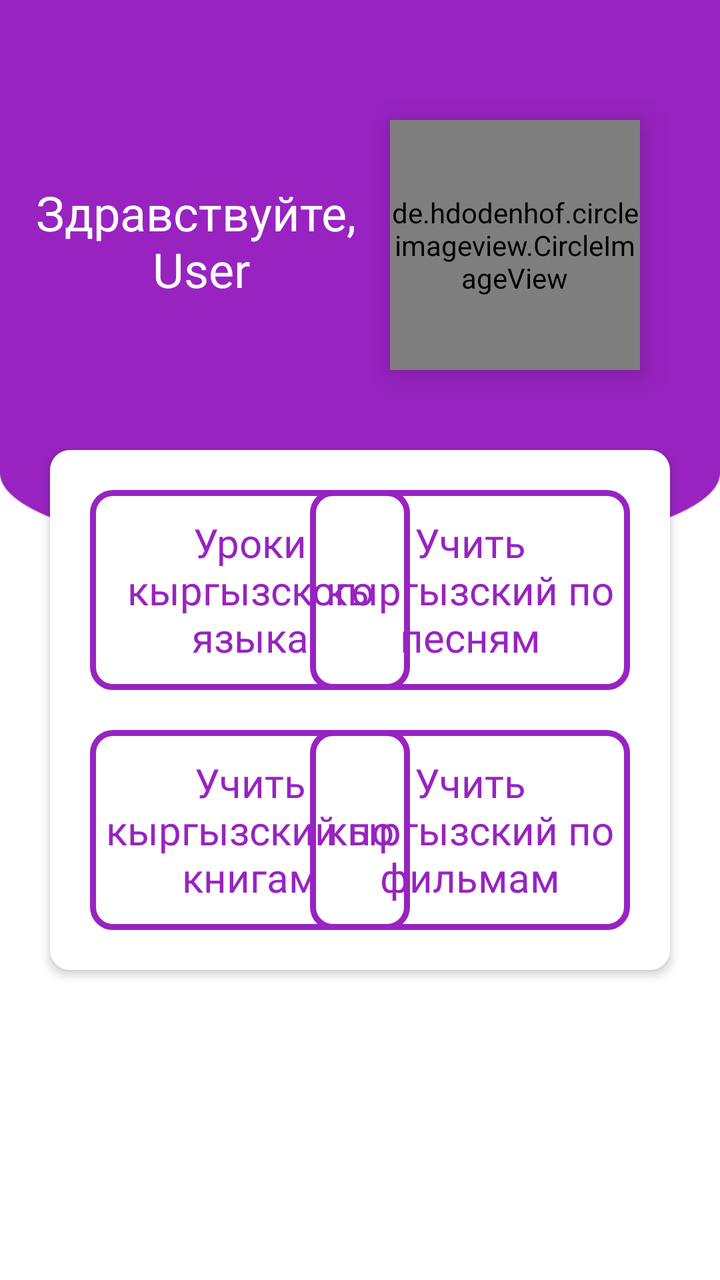
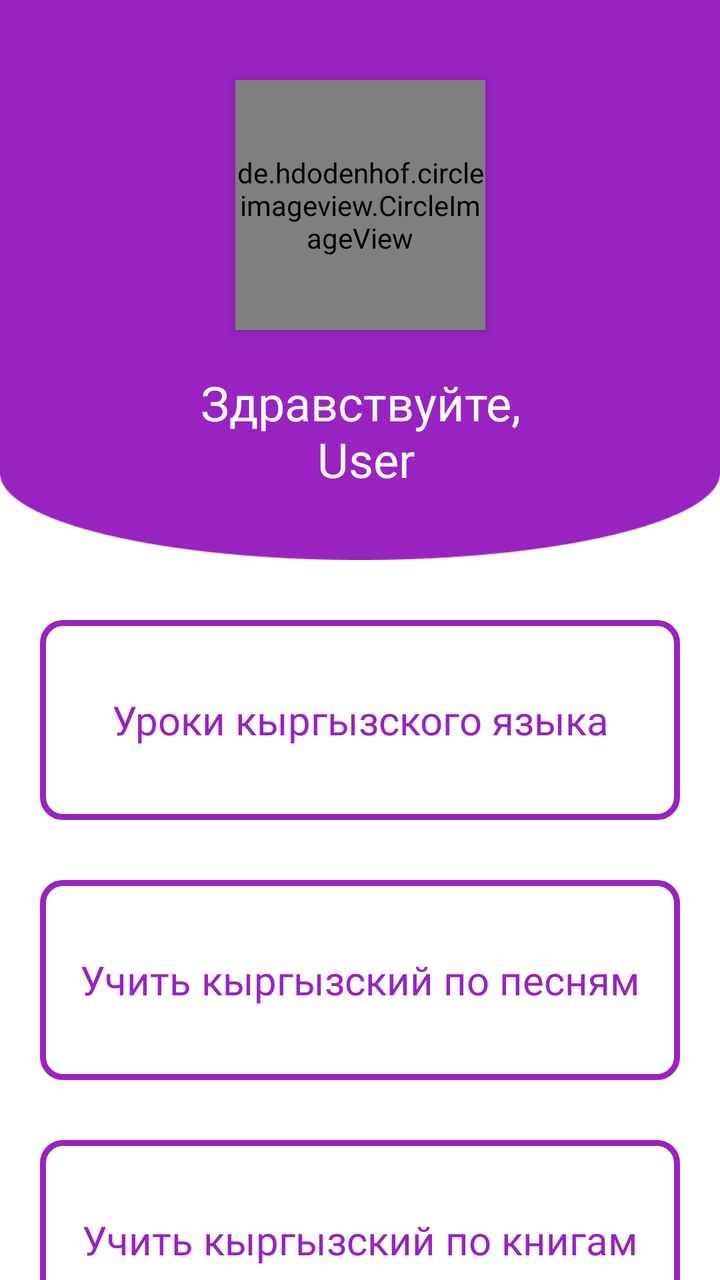

Before-and-after screenshots of an Android layout around one commit, followed by the original layout XML and the change that was made.
<!-- AndroidManifest.xml: application theme Theme.SpeechToTextApp -->
<!-- res/layout/fragment_home.xml -->
<?xml version="1.0" encoding="utf-8"?>
<androidx.constraintlayout.widget.ConstraintLayout
    xmlns:android="http://schemas.android.com/apk/res/android"
    xmlns:app="http://schemas.android.com/apk/res-auto"
    xmlns:tools="http://schemas.android.com/tools"
    android:layout_width="match_parent"
    android:layout_height="match_parent"
    tools:context=".ui.login.LoginFragment"
    android:background="@color/white">

    <View
        android:id="@+id/view"
        android:layout_width="match_parent"
        android:layout_height="280dp"
        android:background="@drawable/bubble"/>

    <de.hdodenhof.circleimageview.CircleImageView
        android:id="@+id/circleImageView"
        android:layout_width="125dp"
        android:layout_height="125dp"
        android:layout_marginTop="60dp"
        android:layout_marginEnd="40dp"
        android:elevation="10dp"
        android:src="@drawable/user"
        app:layout_constraintEnd_toEndOf="parent"
        app:layout_constraintTop_toTopOf="parent" />

    <TextView
        android:id="@+id/txt_username"
        android:layout_width="wrap_content"
        android:layout_height="wrap_content"
        android:layout_marginTop="90dp"
        android:fontFamily="@font/montserratsemibold"
        android:text="Здравствуйте,\n User"
        android:textAlignment="center"
        android:textColor="@color/white"
        android:textSize="24sp"
        app:layout_constraintEnd_toStartOf="@+id/circleImageView"
        app:layout_constraintStart_toStartOf="parent"
        app:layout_constraintTop_toTopOf="parent" />

    <androidx.constraintlayout.widget.ConstraintLayout
        android:id="@+id/view2"
        android:layout_width="match_parent"
        android:layout_height="260dp"
        android:layout_marginHorizontal="25dp"
        android:layout_marginTop="40dp"
        android:background="@drawable/background_card"
        android:elevation="3dp"
        app:layout_constraintTop_toBottomOf="@+id/circleImageView"
        android:padding="20dp"
        tools:layout_editor_absoluteX="0dp">

        <TextView
            android:clickable="true"
            android:id="@+id/txt_kyrgyz"
            android:layout_width="160dp"
            android:layout_height="100dp"
            android:background="@drawable/background_card_item"
            android:elevation="20dp"
            android:text="Уроки кыргызского языка"
            android:textSize="20dp"
            android:textAlignment="center"
            android:paddingHorizontal="5dp"
            android:fontFamily="@font/montserratsemibold"
            android:textColor="@color/purple"
            app:layout_constraintStart_toStartOf="@+id/view2"
            app:layout_constraintTop_toTopOf="@+id/view2"
            android:gravity="center"/>

        <TextView
            android:id="@+id/txt_book"
            android:layout_width="160dp"
            android:layout_height="100dp"
            android:background="@drawable/background_card_item"
            android:clickable="true"
            android:elevation="20dp"
            android:fontFamily="@font/montserratsemibold"
            android:gravity="center"
            android:paddingHorizontal="5dp"
            android:text="Учить кыргызский по книгам"
            android:textColor="@color/purple"
            android:textSize="20dp"
            app:layout_constraintBottom_toBottomOf="parent"
            app:layout_constraintStart_toStartOf="parent" />

        <TextView
            android:id="@+id/txt_movie"
            android:layout_width="160dp"
            android:layout_height="100dp"
            android:background="@drawable/background_card_item"
            android:clickable="true"
            android:elevation="20dp"
            android:fontFamily="@font/montserratsemibold"
            android:gravity="center"
            android:paddingHorizontal="5dp"
            android:text="Учить кыргызский по фильмам"
            android:textColor="@color/purple"
            android:textSize="20dp"
            app:layout_constraintBottom_toBottomOf="parent"
            app:layout_constraintEnd_toEndOf="parent" />

        <TextView
            android:id="@+id/txt_song"
            android:layout_width="160dp"
            android:layout_height="100dp"
            android:background="@drawable/background_card_item"
            android:clickable="true"
            android:elevation="20dp"
            android:fontFamily="@font/montserratsemibold"
            android:gravity="center"
            android:paddingHorizontal="5dp"
            android:text="Учить кыргызский по песням"
            android:textColor="@color/purple"
            android:textSize="20dp"
            app:layout_constraintEnd_toEndOf="parent"
            app:layout_constraintTop_toTopOf="parent" />

    </androidx.constraintlayout.widget.ConstraintLayout>

</androidx.constraintlayout.widget.ConstraintLayout>
<!-- resources referenced by this layout -->
<resources>
  <color name="purple">#FF9823C1</color>
  <color name="white">#FFFFFFFF</color>
  <!-- drawable background_card (drawable) -->
  <?xml version="1.0" encoding="utf-8"?>
  <shape xmlns:android="http://schemas.android.com/apk/res/android">
      <solid android:color="#FFFFFFFF"/>
      <corners android:radius="10dp"/>
      
  
  </shape>
  <!-- drawable background_card_item (drawable) -->
  <?xml version="1.0" encoding="utf-8"?>
  <shape xmlns:android="http://schemas.android.com/apk/res/android">
      <stroke android:width="3dp" android:color="@color/purple"/>
      <corners android:radius="10dp"/>
  </shape>
  <!-- drawable bubble: png bitmap (drawable, 5031 bytes) -->
  <!-- drawable user: jpg bitmap (drawable, 37526 bytes) -->
  <style name="Theme.SpeechToTextApp" parent="Base.Theme.SpeechToTextApp" />
  <style name="Base.Theme.SpeechToTextApp" parent="Theme.Material3.DayNight.NoActionBar">
          
          
      </style>
</resources>

<!-- the commit's change to res/layout/fragment_home.xml (unified diff, before → after) -->
@@ -12,110 +12,188 @@
         android:id="@+id/view"
         android:layout_width="match_parent"
         android:layout_height="280dp"
-        android:background="@drawable/bubble"/>
+        android:background="@drawable/bubble" />
 
     <de.hdodenhof.circleimageview.CircleImageView
         android:id="@+id/circleImageView"
         android:layout_width="125dp"
         android:layout_height="125dp"
-        android:layout_marginTop="60dp"
-        android:layout_marginEnd="40dp"
-        android:elevation="10dp"
+        android:layout_marginTop="40dp"
+        android:elevation="3dp"
         android:src="@drawable/user"
         app:layout_constraintEnd_toEndOf="parent"
+        app:layout_constraintStart_toStartOf="parent"
         app:layout_constraintTop_toTopOf="parent" />
 
     <TextView
         android:id="@+id/txt_username"
         android:layout_width="wrap_content"
         android:layout_height="wrap_content"
-        android:layout_marginTop="90dp"
+        android:layout_marginTop="20dp"
         android:fontFamily="@font/montserratsemibold"
         android:text="Здравствуйте,\n User"
         android:textAlignment="center"
         android:textColor="@color/white"
         android:textSize="24sp"
-        app:layout_constraintEnd_toStartOf="@+id/circleImageView"
+        app:layout_constraintEnd_toEndOf="parent"
         app:layout_constraintStart_toStartOf="parent"
-        app:layout_constraintTop_toTopOf="parent" />
+        app:layout_constraintTop_toBottomOf="@+id/circleImageView" />
 
-    <androidx.constraintlayout.widget.ConstraintLayout
-        android:id="@+id/view2"
+    <TextView
+        android:id="@+id/txt_kyrgyz"
         android:layout_width="match_parent"
-        android:layout_height="260dp"
-        android:layout_marginHorizontal="25dp"
-        android:layout_marginTop="40dp"
-        android:background="@drawable/background_card"
-        android:elevation="3dp"
-        app:layout_constraintTop_toBottomOf="@+id/circleImageView"
-        android:padding="20dp"
-        tools:layout_editor_absoluteX="0dp">
+        android:layout_height="100dp"
+        android:layout_marginHorizontal="20dp"
+        android:background="@drawable/background_card_item"
+        android:clickable="true"
+        android:elevation="20dp"
+        android:fontFamily="@font/montserratsemibold"
+        android:gravity="center"
+        android:paddingHorizontal="5dp"
+        android:text="Уроки кыргызского языка"
+        android:textAlignment="center"
+        android:textColor="@color/purple"
+        android:textSize="20dp"
+        android:layout_marginTop="30dp"
+        app:layout_constraintEnd_toEndOf="parent"
+        app:layout_constraintHorizontal_bias="1.0"
+        app:layout_constraintStart_toStartOf="parent"
+        app:layout_constraintTop_toBottomOf="@+id/view" />
 
-        <TextView
-            android:clickable="true"
-            android:id="@+id/txt_kyrgyz"
-            android:layout_width="160dp"
-            android:layout_height="100dp"
-            android:background="@drawable/background_card_item"
-            android:elevation="20dp"
-            android:text="Уроки кыргызского языка"
-            android:textSize="20dp"
-            android:textAlignment="center"
-            android:paddingHorizontal="5dp"
-            android:fontFamily="@font/montserratsemibold"
-            android:textColor="@color/purple"
-            app:layout_constraintStart_toStartOf="@+id/view2"
-            app:layout_constraintTop_toTopOf="@+id/view2"
-            android:gravity="center"/>
+    <TextView
+        android:id="@+id/txt_song"
+        android:layout_width="match_parent"
+        android:layout_height="100dp"
+        android:layout_marginHorizontal="20dp"
+        android:background="@drawable/background_card_item"
+        android:clickable="true"
+        android:elevation="20dp"
+        android:fontFamily="@font/montserratsemibold"
+        android:gravity="center"
+        android:paddingHorizontal="5dp"
+        android:text="Учить кыргызский по песням"
+        android:textColor="@color/purple"
+        android:textSize="20dp"
+        android:layout_marginTop="30dp"
+        app:layout_constraintEnd_toEndOf="parent"
+        app:layout_constraintStart_toStartOf="parent"
+        app:layout_constraintTop_toBottomOf="@+id/txt_kyrgyz" />
 
-        <TextView
-            android:id="@+id/txt_book"
-            android:layout_width="160dp"
-            android:layout_height="100dp"
-            android:background="@drawable/background_card_item"
-            android:clickable="true"
-            android:elevation="20dp"
-            android:fontFamily="@font/montserratsemibold"
-            android:gravity="center"
-            android:paddingHorizontal="5dp"
-            android:text="Учить кыргызский по книгам"
-            android:textColor="@color/purple"
-            android:textSize="20dp"
-            app:layout_constraintBottom_toBottomOf="parent"
-            app:layout_constraintStart_toStartOf="parent" />
+    <TextView
+        android:id="@+id/txt_book"
+        android:layout_width="match_parent"
+        android:layout_height="100dp"
+        android:layout_marginHorizontal="20dp"
+        android:layout_marginTop="30dp"
+        android:background="@drawable/background_card_item"
+        android:clickable="true"
+        android:elevation="20dp"
+        android:fontFamily="@font/montserratsemibold"
+        android:gravity="center"
+        android:paddingHorizontal="5dp"
+        android:text="Учить кыргызский по книгам"
+        android:textColor="@color/purple"
+        android:textSize="20dp"
+        app:layout_constraintEnd_toEndOf="parent"
+        app:layout_constraintStart_toStartOf="parent"
+        app:layout_constraintTop_toBottomOf="@+id/txt_song" />
 
-        <TextView
-            android:id="@+id/txt_movie"
-            android:layout_width="160dp"
-            android:layout_height="100dp"
-            android:background="@drawable/background_card_item"
-            android:clickable="true"
-            android:elevation="20dp"
-            android:fontFamily="@font/montserratsemibold"
-            android:gravity="center"
-            android:paddingHorizontal="5dp"
-            android:text="Учить кыргызский по фильмам"
-            android:textColor="@color/purple"
-            android:textSize="20dp"
-            app:layout_constraintBottom_toBottomOf="parent"
-            app:layout_constraintEnd_toEndOf="parent" />
+    <TextView
+        android:id="@+id/txt_movie"
+        android:layout_width="match_parent"
+        android:layout_height="100dp"
+        android:layout_marginTop="30dp"
+        android:layout_marginHorizontal="20dp"
+        android:background="@drawable/background_card_item"
+        android:clickable="true"
+        android:elevation="20dp"
+        android:fontFamily="@font/montserratsemibold"
+        android:gravity="center"
+        android:paddingHorizontal="5dp"
+        android:text="Учить кыргызский по фильмам"
+        android:textColor="@color/purple"
+        android:textSize="20dp"
+        app:layout_constraintEnd_toEndOf="parent"
+        app:layout_constraintStart_toStartOf="parent"
+        app:layout_constraintTop_toBottomOf="@+id/txt_book" />
 
-        <TextView
-            android:id="@+id/txt_song"
-            android:layout_width="160dp"
-            android:layout_height="100dp"
-            android:background="@drawable/background_card_item"
-            android:clickable="true"
-            android:elevation="20dp"
-            android:fontFamily="@font/montserratsemibold"
-            android:gravity="center"
-            android:paddingHorizontal="5dp"
-            android:text="Учить кыргызский по песням"
-            android:textColor="@color/purple"
-            android:textSize="20dp"
-            app:layout_constraintEnd_toEndOf="parent"
-            app:layout_constraintTop_toTopOf="parent" />
+    
 
-    </androidx.constraintlayout.widget.ConstraintLayout>
+
+
+
+
+
+
+
+
+
+
+
+
+
+
+
+
+
+
+
+
+
+
+
+
+
+
+
+
+
+
+
+
+
+
+
+
+
+
+
+
+
+
+
+
+
+
+
+
+
+
+
+
+
+
+
+
+
+
+
+
+
+
+
+
+
+
+
+
+
+
+
+
+
+
+
+
 
 </androidx.constraintlayout.widget.ConstraintLayout>
<!-- resource entries referenced after the edit -->
@@ -2,14 +2,6 @@
 <resources>
   <color name="purple">#FF9823C1</color>
   <color name="white">#FFFFFFFF</color>
-  <!-- drawable background_card (drawable) -->
-  <?xml version="1.0" encoding="utf-8"?>
-  <shape xmlns:android="http://schemas.android.com/apk/res/android">
-      <solid android:color="#FFFFFFFF"/>
-      <corners android:radius="10dp"/>
-      
-  
-  </shape>
   <!-- drawable background_card_item (drawable) -->
   <?xml version="1.0" encoding="utf-8"?>
   <shape xmlns:android="http://schemas.android.com/apk/res/android">
